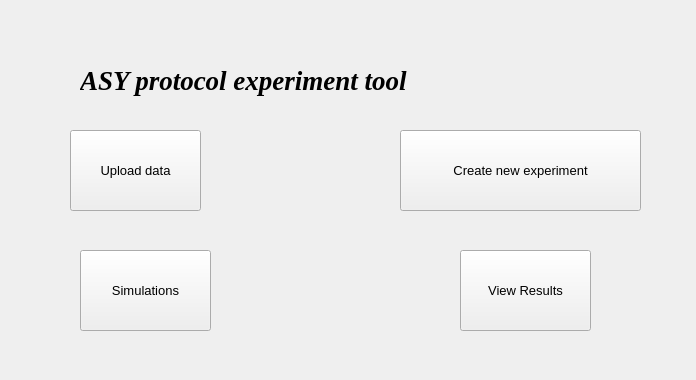
This is Client/UI/UiFiles/MainWindow.ui in adar2/Privacy-preserving-machine-learning-laboratory as Qt 5 draws it before an edit. The edited form follows.
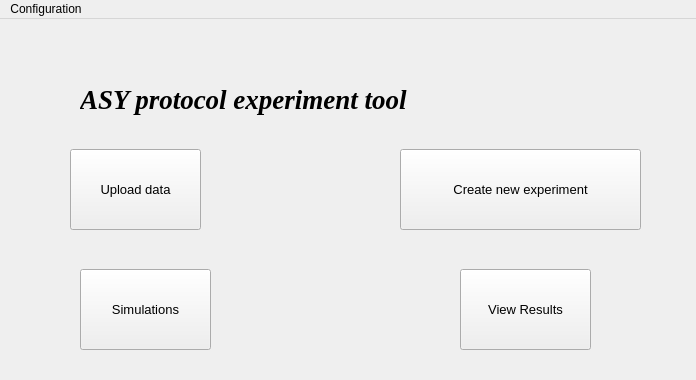
This is the edited form.

Commit message: Added server configuration button

```diff
--- a/Client/UI/UiFiles/MainWindow.ui
+++ b/Client/UI/UiFiles/MainWindow.ui
@@ -128,6 +128,28 @@
     </property>
    </widget>
   </widget>
+  <widget class="QMenuBar" name="menuBar">
+   <property name="geometry">
+    <rect>
+     <x>0</x>
+     <y>0</y>
+     <width>696</width>
+     <height>22</height>
+    </rect>
+   </property>
+   <widget class="QMenu" name="menuConfiguration">
+    <property name="title">
+     <string>Configuration</string>
+    </property>
+    <addaction name="actionServer_URL"/>
+   </widget>
+   <addaction name="menuConfiguration"/>
+  </widget>
+  <action name="actionServer_URL">
+   <property name="text">
+    <string>Server URL</string>
+   </property>
+  </action>
  </widget>
  <resources/>
  <connections/>
```
The commit also changes 2 other files.
